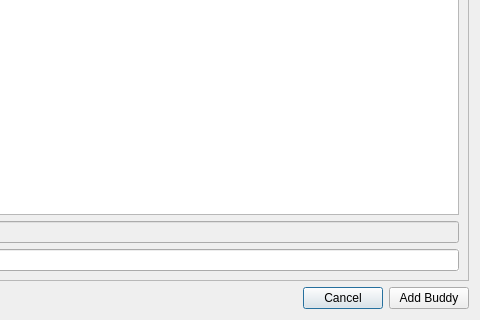
Above: inshtant_meshenger/inshtant_meshenger_gui/addbuddy.ui from k3an3/InshtantMeshenger before the change; both pictures show x 220 to 700 and y 180 to 500 of the 700 by 500 pixel window. Below: the same form after it.
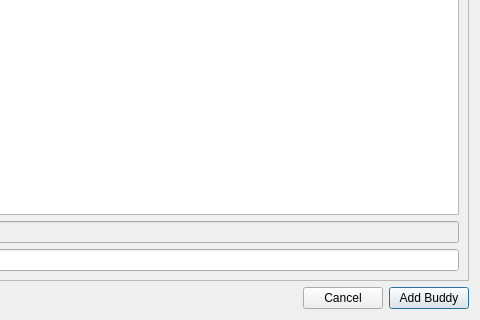
That is the form after the change.

Commit message: Make default "OK", not "Cancel" in dialog

Diff of the .ui file:
```diff
--- a/inshtant_meshenger/inshtant_meshenger_gui/addbuddy.ui
+++ b/inshtant_meshenger/inshtant_meshenger_gui/addbuddy.ui
@@ -92,6 +92,9 @@
        <property name="text">
         <string>Cancel</string>
        </property>
+       <property name="autoDefault">
+        <bool>false</bool>
+       </property>
       </widget>
      </item>
      <item>
@@ -99,6 +102,9 @@
        <property name="text">
         <string>Add Buddy</string>
        </property>
+       <property name="default">
+        <bool>true</bool>
+       </property>
       </widget>
      </item>
     </layout>
```
